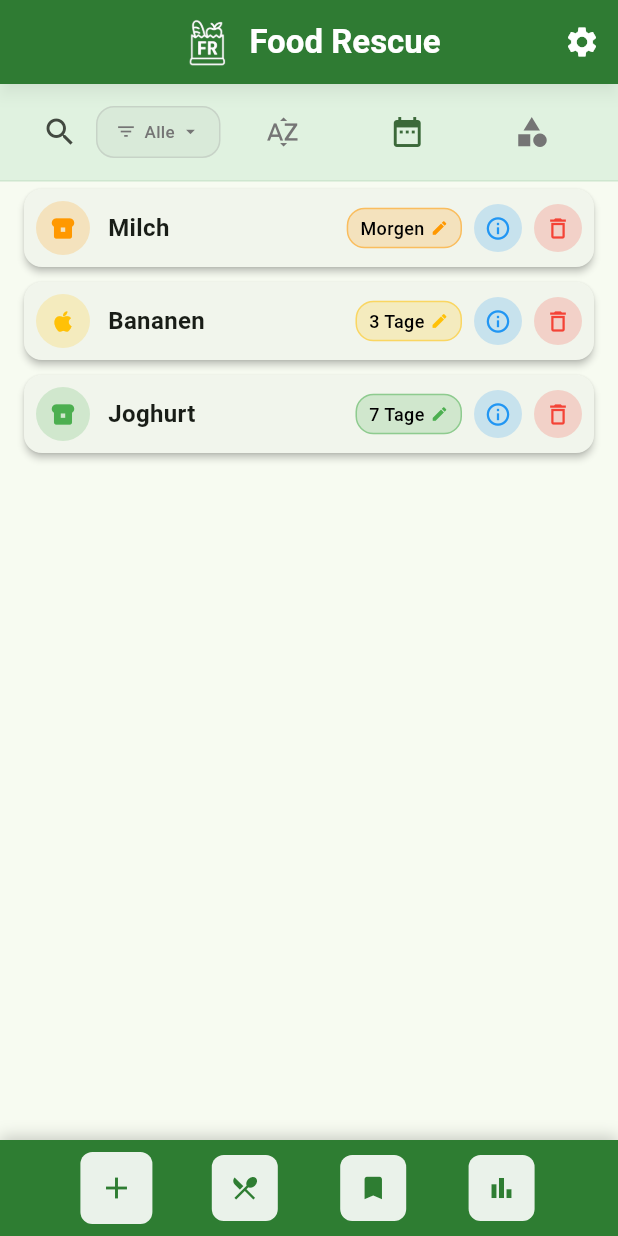
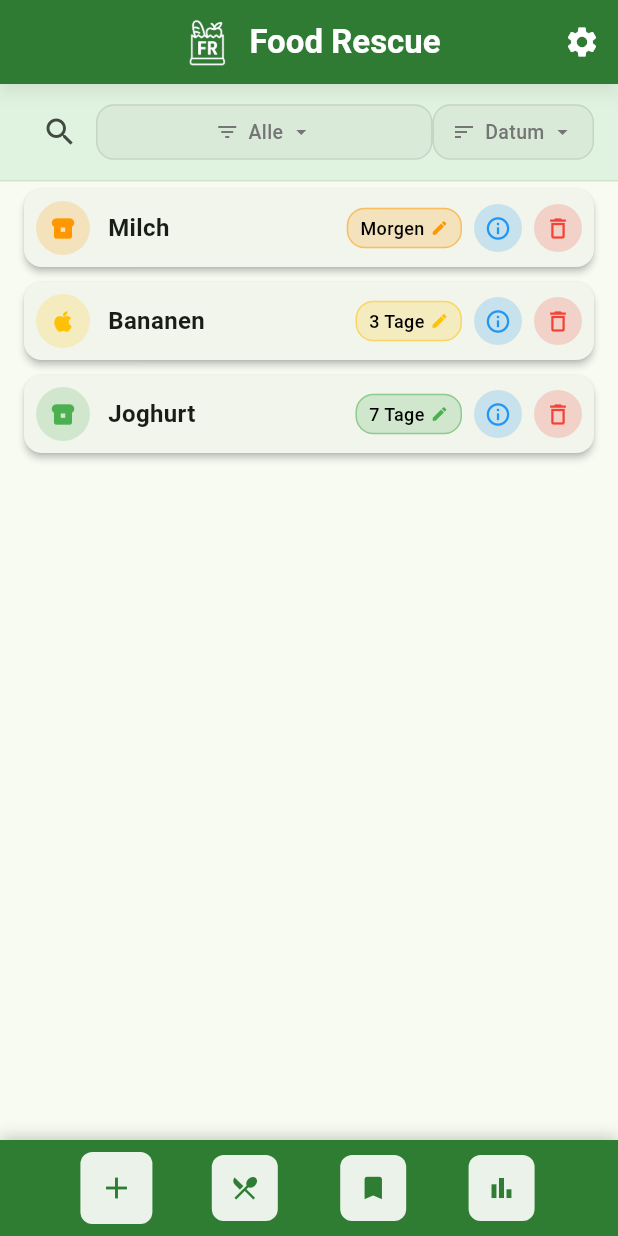
Before and after one commit to Soulbrot1/essensretter, a Flutter app: the first screen one second after launch, on a phone screen of 412 x 824 dp. Run offline on Flutter 3.47's test engine with Material 3 defaults, Android fonts, the phone set to English and light mode, and no system bars; our stand-ins replace dartz, equatable, flutter_bloc, flutter_dotenv, flutter_local_notifications, get_it and 5 more; missing offline and left inert: tutorial_coach_mark; accounts and stored records are empty.

Commit message:
bessere filteransicht

```diff
--- a/lib/features/food_tracking/presentation/widgets/food_filter_bar.dart
+++ b/lib/features/food_tracking/presentation/widgets/food_filter_bar.dart
@@ -358,61 +358,102 @@ class _FoodFilterBarState extends State<FoodFilterBar> {
                 ),
               ),
 
-              // Sort Buttons - A-Z
-              Expanded(
-                child: IconButton(
-                  onPressed: () {
-                    context.read<FoodBloc>().add(
-                      const SortFoodsEvent(SortOption.alphabetical),
-                    );
+              // Sort Dropdown
+              PopupMenuButton<SortOption>(
+                onSelected: (value) {
+                  context.read<FoodBloc>().add(SortFoodsEvent(value));
                 },
-                  icon: Icon(
-                    Icons.sort_by_alpha,
+                child: Container(
+                  padding: const EdgeInsets.symmetric(horizontal: 12, vertical: 8),
+                  decoration: BoxDecoration(
+                    color: Colors.grey.withValues(alpha: 0.1),
+                    borderRadius: BorderRadius.circular(12),
+                    border: Border.all(
+                      color: Colors.grey.withValues(alpha: 0.3),
+                    ),
+                  ),
+                  child: Row(
+                    mainAxisSize: MainAxisSize.min,
+                    children: [
+                      Icon(
+                        Icons.sort,
+                        size: 16,
+                        color: Colors.grey[600],
+                      ),
+                      const SizedBox(width: 6),
+                      Text(
+                        _getSortText(currentSort),
+                        style: TextStyle(
+                          fontSize: 13,
+                          color: Colors.grey[600],
+                          fontWeight: FontWeight.w500,
+                        ),
+                      ),
+                      const SizedBox(width: 4),
+                      Icon(
+                        Icons.arrow_drop_down,
+                        size: 16,
+                        color: Colors.grey[600],
+                      ),
+                    ],
+                  ),
+                ),
+                itemBuilder: (context) => [
+                  PopupMenuItem<SortOption>(
+                    value: SortOption.date,
+                    child: Row(
+                      children: [
+                        Icon(
+                          currentSort == SortOption.date
+                              ? Icons.radio_button_checked
+                              : Icons.radio_button_unchecked,
+                          color: currentSort == SortOption.date
+                              ? Theme.of(context).colorScheme.primary
+                              : Colors.grey,
+                          size: 20,
+                        ),
+                        const SizedBox(width: 8),
+                        const Text('Nach Datum'),
+                      ],
+                    ),
+                  ),
+                  PopupMenuItem<SortOption>(
+                    value: SortOption.alphabetical,
+                    child: Row(
+                      children: [
+                        Icon(
+                          currentSort == SortOption.alphabetical
+                              ? Icons.radio_button_checked
+                              : Icons.radio_button_unchecked,
                           color: currentSort == SortOption.alphabetical
                               ? Theme.of(context).colorScheme.primary
-                        : Colors.grey[600],
+                              : Colors.grey,
+                          size: 20,
                         ),
-                  tooltip: 'A-Z sortieren',
-                  padding: const EdgeInsets.all(8),
+                        const SizedBox(width: 8),
+                        const Text('A-Z'),
+                      ],
                     ),
                   ),
-
-              // Sort Buttons - Date
-              Expanded(
-                child: IconButton(
-                  onPressed: () {
-                    context.read<FoodBloc>().add(
-                      const SortFoodsEvent(SortOption.date),
-                    );
-                  },
-                  icon: Icon(
-                    Icons.date_range,
-                    color: currentSort == SortOption.date
+                  PopupMenuItem<SortOption>(
+                    value: SortOption.category,
+                    child: Row(
+                      children: [
+                        Icon(
+                          currentSort == SortOption.category
+                              ? Icons.radio_button_checked
+                              : Icons.radio_button_unchecked,
+                          color: currentSort == SortOption.category
                               ? Theme.of(context).colorScheme.primary
-                        : Colors.grey[600],
+                              : Colors.grey,
+                          size: 20,
                         ),
-                  tooltip: 'Nach Datum sortieren',
-                  padding: const EdgeInsets.all(8),
+                        const SizedBox(width: 8),
+                        const Text('Nach Kategorie'),
+                      ],
                     ),
                   ),
-
-              // Sort Buttons - Category
-              Expanded(
-                child: IconButton(
-                  onPressed: () {
-                    context.read<FoodBloc>().add(
-                      const SortFoodsEvent(SortOption.category),
-                    );
-                  },
-                  icon: Icon(
-                    Icons.category,
-                    color: currentSort == SortOption.category
-                        ? Theme.of(context).colorScheme.primary
-                        : Colors.grey[600],
-                  ),
-                  tooltip: 'Nach Kategorie sortieren',
-                  padding: const EdgeInsets.all(8),
-                ),
+                ],
               ),
 
               // Clear consumed foods button
@@ -468,6 +509,17 @@ class _FoodFilterBarState extends State<FoodFilterBar> {
     }
   }
 
+  String _getSortText(SortOption sortOption) {
+    switch (sortOption) {
+      case SortOption.date:
+        return 'Datum';
+      case SortOption.alphabetical:
+        return 'A-Z';
+      case SortOption.category:
+        return 'Kategorie';
+    }
+  }
+
   void _showClearConsumedConfirmation(BuildContext context) {
     showDialog(
       context: context,
```
Lines whose indentation alone changed are shown as unchanged.
